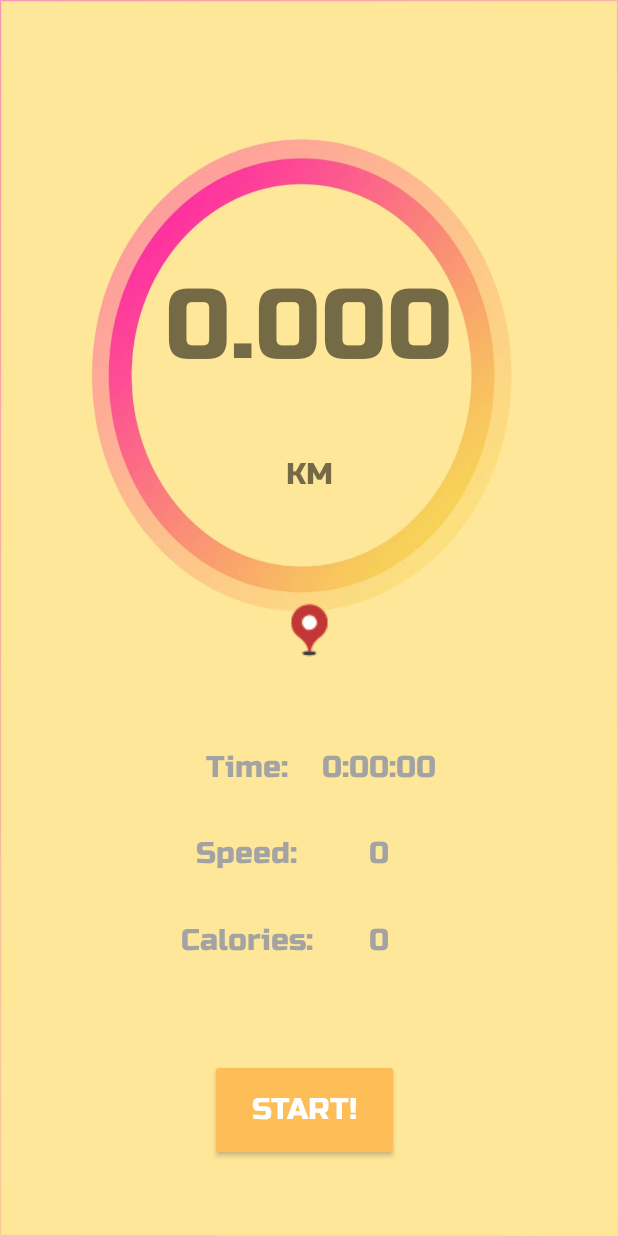
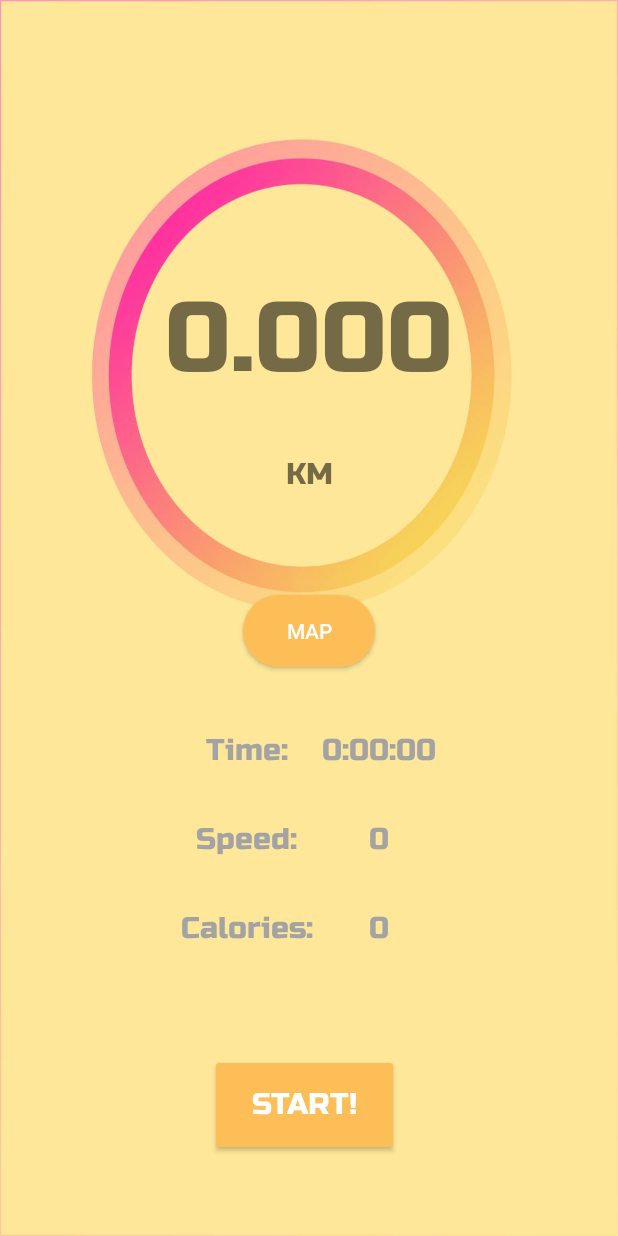
Before and after one commit to 1105959326/IAT359, an Android app: the RecordPage screen opened directly, with no data from a screen before it, on a phone screen of 412 x 824 dp. Run offline under Robolectric (Android 15) with nearby library versions, the phone set to English and light mode, and no system bars.

Commit message:
change the map button in record page

```diff
--- a/weFit/app/src/main/java/com/example/wefit/RecordPage.java
+++ b/weFit/app/src/main/java/com/example/wefit/RecordPage.java
@@ -30,7 +30,7 @@ import java.util.List;
 public class RecordPage extends Activity implements View.OnClickListener, SensorEventListener, LocationListener {
 
     private Button startBtn, resumeBtn, finishBtn;
-    private ImageButton mapButton;
+    private Button mapButton;
     private boolean state = false;
     private TextView  typeText, stateText, timeText, distanceText, speedText, caloryText;
     private String type;
--- a/weFit/app/src/main/res/layout/record_page.xml
+++ b/weFit/app/src/main/res/layout/record_page.xml
@@ -88,8 +88,9 @@
                 android:gravity="center"
                 android:orientation="horizontal">
 
-                <ImageButton
-                    style="@style/Widget.AppCompat.Button.Borderless"
+                <Button
+                    android:background="@drawable/btn_capsule"
+                    style="@style/Widget.AppCompat.Button.Colored"
                     android:id="@+id/openMap"
                     android:src="@drawable/gps2"
                     android:layout_width="wrap_content"
```
